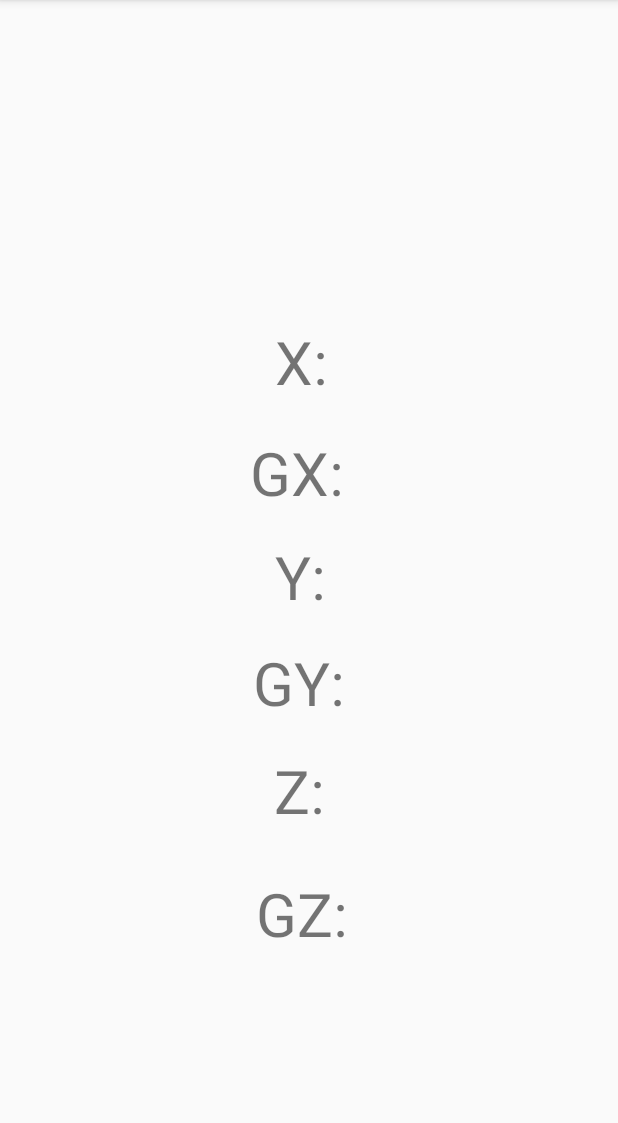
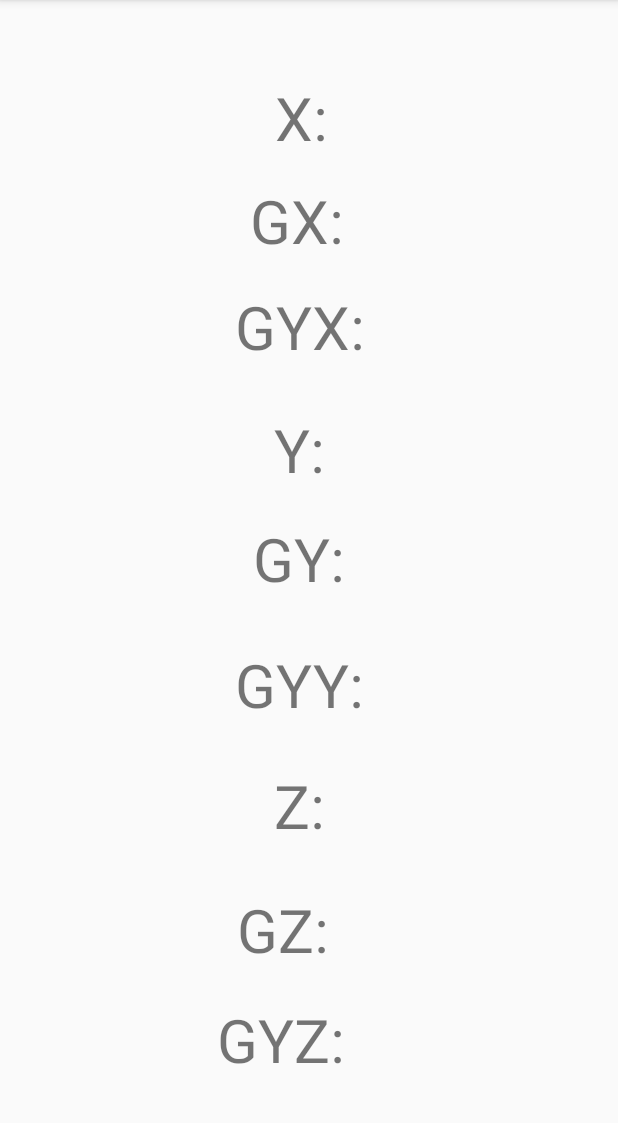
Before and after one commit to MartinZugs/Gesture-Recognition-Android-App, an Android app: the screen it shows after launch (MainActivity), on a phone screen of 412 x 824 dp, the part 84-1207 px from its top. Run offline under Robolectric (Android 15) with nearby library versions, the phone set to English and light mode, and no system bars.

Commit message:
Adding a gyroscope and some preliminary gyroscope limiting

```diff
--- a/app/src/main/java/com/example/gesturerecognition/MainActivity.java
+++ b/app/src/main/java/com/example/gesturerecognition/MainActivity.java
@@ -18,6 +18,7 @@ public class MainActivity extends AppCompatActivity implements SensorEventListen
     private SensorManager sensorManager;
     Sensor linear_accelaration;
     Sensor gravity;
+    Sensor gyro;
 
     float ax = 0;
     float ay = 0;
@@ -25,6 +26,9 @@ public class MainActivity extends AppCompatActivity implements SensorEventListen
     float gx = 0;
     float gy = 0;
     float gz = 0;
+    float gyx = 0;
+    float gyy = 0;
+    float gyz = 0;
 
     @Override
     protected void onCreate(Bundle savedInstanceState) {
@@ -38,14 +42,17 @@ public class MainActivity extends AppCompatActivity implements SensorEventListen
 
         linear_accelaration = sensorManager.getDefaultSensor(Sensor.TYPE_LINEAR_ACCELERATION);
         gravity = sensorManager.getDefaultSensor(Sensor.TYPE_GRAVITY);
+        gyro = sensorManager.getDefaultSensor(Sensor.TYPE_GYROSCOPE);
+
         sensorManager.registerListener(MainActivity.this, linear_accelaration, SensorManager.SENSOR_DELAY_NORMAL);
         sensorManager.registerListener(MainActivity.this, gravity, SensorManager.SENSOR_DELAY_NORMAL);
+        sensorManager.registerListener(MainActivity.this, gyro, SensorManager.SENSOR_DELAY_NORMAL);
     }
 
     @Override
     public void onAccuracyChanged(Sensor sensor, int accuracy) {}
 
-    public void updateView(final float x, final float y, final float z, final float gx, final float gy, final float gz) {
+    public void updateView(final float x, final float y, final float z, final float gx, final float gy, final float gz, final float gyx, final float gyy, final float gyz) {
         // UI adapter responsibility to schedule incoming events on UI thread
         runOnUiThread(() -> {
             final TextView tvx = (TextView) findViewById(R.id.x_value);
@@ -54,18 +61,27 @@ public class MainActivity extends AppCompatActivity implements SensorEventListen
             final TextView tvgx = (TextView) findViewById(R.id.gx_value);
             final TextView tvgy = (TextView) findViewById(R.id.gy_value);
             final TextView tvgz = (TextView) findViewById(R.id.gz_value);
+            final TextView tvgyx = (TextView) findViewById(R.id.gyx_value);
+            final TextView tvgyy = (TextView) findViewById(R.id.gyy_value);
+            final TextView tvgyz = (TextView) findViewById(R.id.gyz_value);
             String str_x = "X: " + Float.toString(x);
             String str_y = "Y: " + Float.toString(y);
             String str_z = "Z: " + Float.toString(z);
             String str_gx = "GX: " + Float.toString(gx);
             String str_gy = "GY: " + Float.toString(gy);
             String str_gz = "GZ: " + Float.toString(gz);
+            String str_gyx = "GYX: " + Float.toString(gyx);
+            String str_gyy = "GYY: " + Float.toString(gyy);
+            String str_gyz = "GYZ: " + Float.toString(gyz);
             tvx.setText(str_x);
             tvy.setText(str_y);
             tvz.setText(str_z);
             tvgx.setText(str_gx);
             tvgy.setText(str_gy);
             tvgz.setText(str_gz);
+            tvgyx.setText(str_gyx);
+            tvgyy.setText(str_gyy);
+            tvgyz.setText(str_gyz);
         });
     }
 
@@ -81,8 +97,18 @@ public class MainActivity extends AppCompatActivity implements SensorEventListen
             gy = event.values[1];
             gz = event.values[2];
         }
+        else if (event.sensor.getType() == Sensor.TYPE_GYROSCOPE) {
+            gyx = event.values[0];
+            gyy = event.values[1];
+            gyz = event.values[2];
+        }
 
-        updateView(ax, ay, az, gx, gy, gz);
+        updateView(ax, ay, az, gx, gy, gz, gyx, gyy, gyz);
+
+        /*if(gyx > 2 || gyy > 2 || gyz > 2)
+        {
+            return;
+        }*/
 
         if(gz > 8.0 || gz < -8.0)
         {
--- a/app/src/main/res/layout/activity_main.xml
+++ b/app/src/main/res/layout/activity_main.xml
@@ -7,16 +7,16 @@
     tools:context=".MainActivity">
 
     <TextView
+        android:id="@+id/x_value"
         android:layout_width="wrap_content"
         android:layout_height="wrap_content"
-        android:id="@+id/x_value"
         android:text="X: "
         android:textSize="40sp"
         app:layout_constraintBottom_toBottomOf="parent"
         app:layout_constraintLeft_toLeftOf="parent"
         app:layout_constraintRight_toRightOf="parent"
         app:layout_constraintTop_toTopOf="parent"
-        app:layout_constraintVertical_bias="0.3" />
+        app:layout_constraintVertical_bias="0.072" />
 
     <TextView
         android:id="@+id/y_value"
@@ -25,11 +25,11 @@
         android:text="Y: "
         android:textSize="40sp"
         app:layout_constraintBottom_toBottomOf="parent"
-        app:layout_constraintHorizontal_bias="0.498"
+        app:layout_constraintHorizontal_bias="0.497"
         app:layout_constraintLeft_toLeftOf="parent"
         app:layout_constraintRight_toRightOf="parent"
         app:layout_constraintTop_toTopOf="parent"
-        app:layout_constraintVertical_bias="0.5" />
+        app:layout_constraintVertical_bias="0.382" />
 
     <TextView
         android:id="@+id/z_value"
@@ -42,7 +42,7 @@
         app:layout_constraintLeft_toLeftOf="parent"
         app:layout_constraintRight_toRightOf="parent"
         app:layout_constraintTop_toTopOf="parent"
-        app:layout_constraintVertical_bias=".7" />
+        app:layout_constraintVertical_bias="0.714" />
 
     <TextView
         android:id="@+id/gx_value"
@@ -55,7 +55,7 @@
         app:layout_constraintLeft_toLeftOf="parent"
         app:layout_constraintRight_toRightOf="parent"
         app:layout_constraintTop_toTopOf="parent"
-        app:layout_constraintVertical_bias="0.403" />
+        app:layout_constraintVertical_bias="0.168" />
 
     <TextView
         android:id="@+id/gy_value"
@@ -68,7 +68,7 @@
         app:layout_constraintLeft_toLeftOf="parent"
         app:layout_constraintRight_toRightOf="parent"
         app:layout_constraintTop_toTopOf="parent"
-        app:layout_constraintVertical_bias="0.599" />
+        app:layout_constraintVertical_bias="0.484" />
 
     <TextView
         android:id="@+id/gz_value"
@@ -77,10 +77,49 @@
         android:text="GZ: "
         android:textSize="40sp"
         app:layout_constraintBottom_toBottomOf="parent"
-        app:layout_constraintHorizontal_bias="0.501"
+        app:layout_constraintHorizontal_bias="0.463"
         app:layout_constraintLeft_toLeftOf="parent"
         app:layout_constraintRight_toRightOf="parent"
         app:layout_constraintTop_toTopOf="parent"
-        app:layout_constraintVertical_bias="0.815" />
+        app:layout_constraintVertical_bias="0.83" />
+
+    <TextView
+        android:id="@+id/gyx_value"
+        android:layout_width="wrap_content"
+        android:layout_height="wrap_content"
+        android:text="GYX: "
+        android:textSize="40sp"
+        app:layout_constraintBottom_toBottomOf="parent"
+        app:layout_constraintHorizontal_bias="0.498"
+        app:layout_constraintLeft_toLeftOf="parent"
+        app:layout_constraintRight_toRightOf="parent"
+        app:layout_constraintTop_toTopOf="parent"
+        app:layout_constraintVertical_bias="0.267" />
+
+    <TextView
+        android:id="@+id/gyy_value"
+        android:layout_width="wrap_content"
+        android:layout_height="wrap_content"
+        android:text="GYY: "
+        android:textSize="40sp"
+        app:layout_constraintBottom_toBottomOf="parent"
+        app:layout_constraintHorizontal_bias="0.495"
+        app:layout_constraintLeft_toLeftOf="parent"
+        app:layout_constraintRight_toRightOf="parent"
+        app:layout_constraintTop_toTopOf="parent"
+        app:layout_constraintVertical_bias="0.601" />
+
+    <TextView
+        android:id="@+id/gyz_value"
+        android:layout_width="wrap_content"
+        android:layout_height="wrap_content"
+        android:text="GYZ: "
+        android:textSize="40sp"
+        app:layout_constraintBottom_toBottomOf="parent"
+        app:layout_constraintHorizontal_bias="0.457"
+        app:layout_constraintLeft_toLeftOf="parent"
+        app:layout_constraintRight_toRightOf="parent"
+        app:layout_constraintTop_toTopOf="parent"
+        app:layout_constraintVertical_bias="0.933" />
 
 </android.support.constraint.ConstraintLayout>
```
